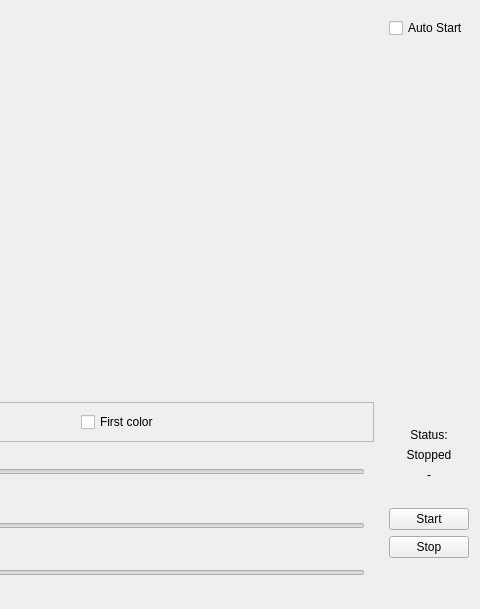
Old version of the form OpenRGBEffectPage.ui in the repository DLdota/OpenRGBEffectsPlugin; both pictures show x 527 to 1007 and y 0 to 609 of the 1007 by 609 pixel window.
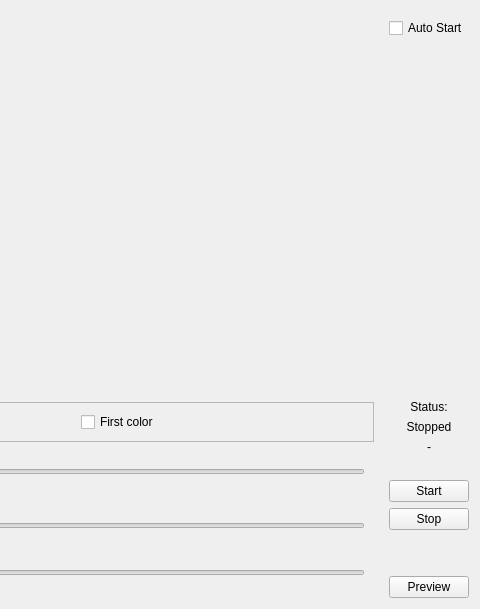
New version of the form.

Commit message: Add effects preview

```diff
--- a/OpenRGBEffectPage.ui
+++ b/OpenRGBEffectPage.ui
@@ -48,7 +48,7 @@
     </layout>
    </item>
    <item row="1" column="1">
-    <layout class="QVBoxLayout" name="StatusLayout" stretch="1,0,0,0,0,0,0,0">
+    <layout class="QVBoxLayout" name="StatusLayout" stretch="1,0,0,0,0,0,0,0,0">
      <item>
       <spacer name="Top_to_Status">
        <property name="orientation">
@@ -150,6 +150,13 @@
        </property>
       </spacer>
      </item>
+     <item>
+      <widget class="QPushButton" name="PreviewButton">
+       <property name="text">
+        <string>Preview</string>
+       </property>
+      </widget>
+     </item>
     </layout>
    </item>
    <item row="1" column="0">
```
The commit also changes 10 other files.
